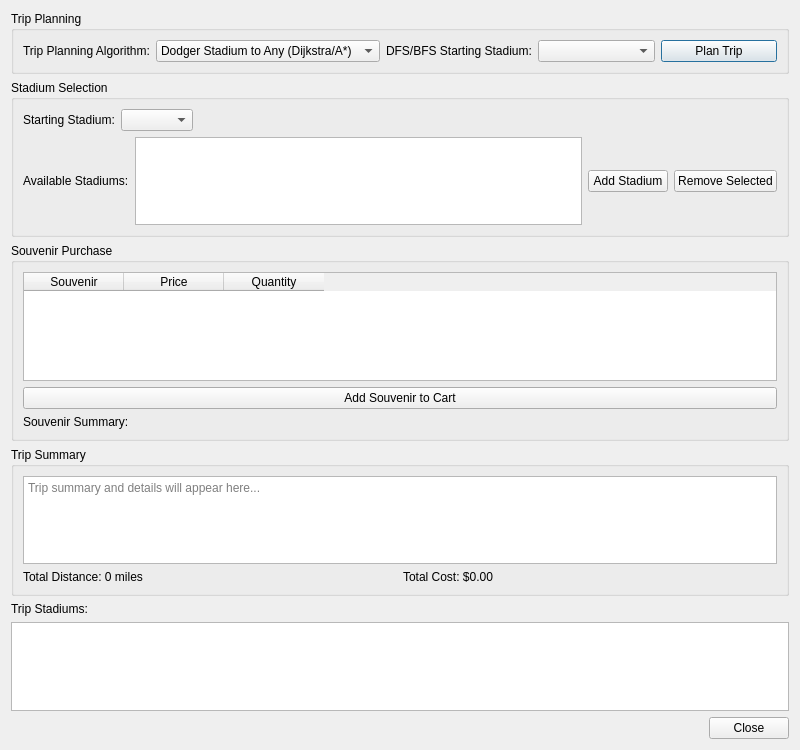
roob18/Project-2-Baseball, file src/ui/tripplanner.ui: the form before one commit.
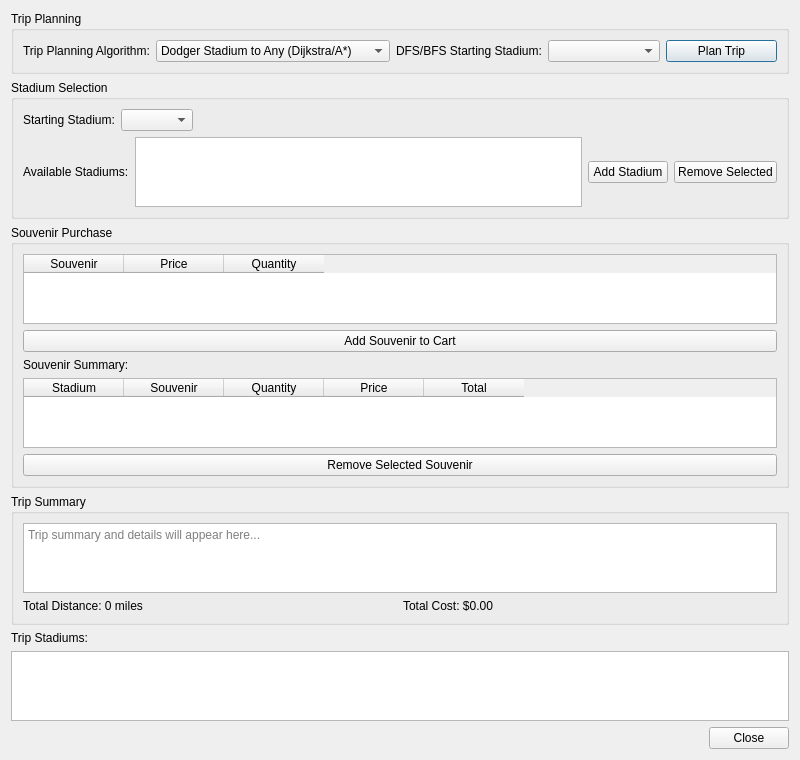
The form after the commit.

Commit message: Final project improvements: admin login dialog, live souvenir updates, UI polish, and bug fixes

The edit to the form file:
```diff
--- a/src/ui/tripplanner.ui
+++ b/src/ui/tripplanner.ui
@@ -41,7 +41,7 @@
         </item>
         <item>
          <property name="text">
-          <string>Visit All (Marlins Park, Greedy)</string>
+          <string>Visit All (Marlins Park, Shortest Paths)</string>
          </property>
         </item>
         <item>
@@ -231,6 +231,51 @@
         </property>
        </widget>
       </item>
+      <item>
+       <widget class="QTableWidget" name="souvenirCartTable">
+        <property name="columnCount">
+         <number>5</number>
+        </property>
+        <property name="rowCount">
+         <number>0</number>
+        </property>
+        <property name="minimumHeight">
+         <number>120</number>
+        </property>
+        <column>
+         <property name="text">
+          <string>Stadium</string>
+         </property>
+        </column>
+        <column>
+         <property name="text">
+          <string>Souvenir</string>
+         </property>
+        </column>
+        <column>
+         <property name="text">
+          <string>Quantity</string>
+         </property>
+        </column>
+        <column>
+         <property name="text">
+          <string>Price</string>
+         </property>
+        </column>
+        <column>
+         <property name="text">
+          <string>Total</string>
+         </property>
+        </column>
+       </widget>
+      </item>
+      <item>
+       <widget class="QPushButton" name="removeSouvenirButton">
+        <property name="text">
+         <string>Remove Selected Souvenir</string>
+        </property>
+       </widget>
+      </item>
      </layout>
     </widget>
    </item>
```
The commit also changes 9 other files.
